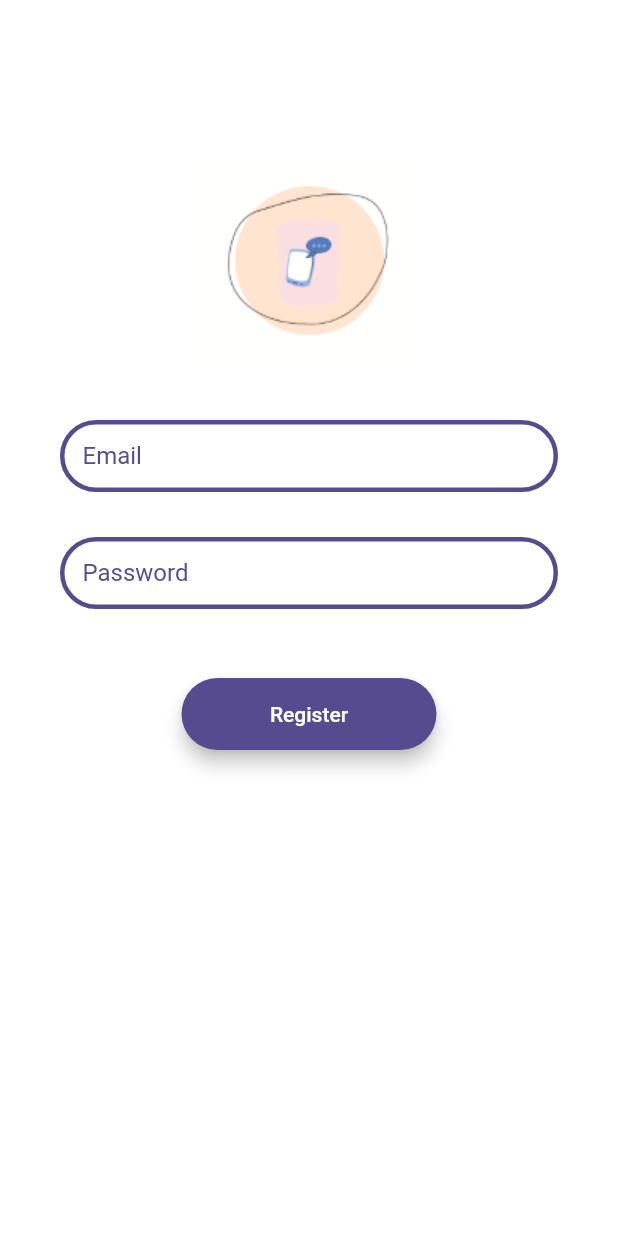
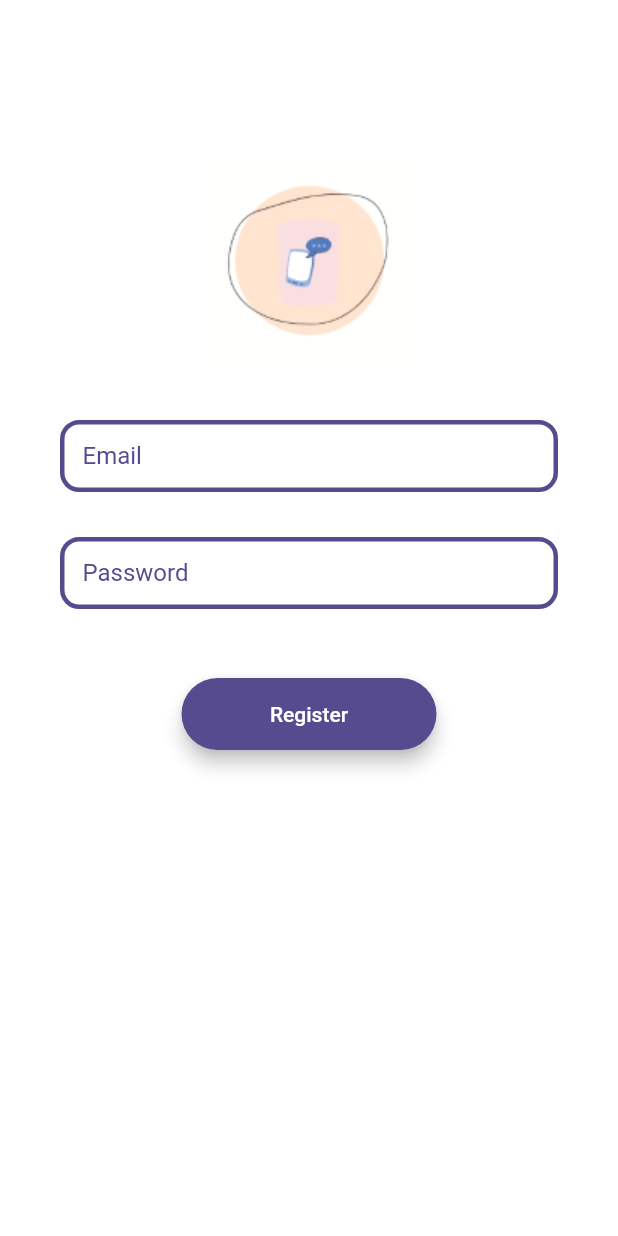
Before and after one commit to emineinan/Flutter-Firebase, a Flutter app: the screen it shows after launch, after a tap on "Register", on a phone screen of 412 x 824 dp. Run offline on Flutter 3.47's test engine with Material 2 defaults, Android fonts, the phone set to English and light mode, and no system bars; our stand-ins replace animated_text_kit, cloud_firestore, firebase_auth, flutter_spinkit; missing offline and left inert: image_fade; accounts and stored records are empty.

Commit message:
tween animation is added.

```diff
--- a/chat_app/lib/screens/register_screen.dart
+++ b/chat_app/lib/screens/register_screen.dart
@@ -7,7 +7,27 @@ class RegisterScreen extends StatefulWidget {
   _RegisterScreenState createState() => _RegisterScreenState();
 }
 
-class _RegisterScreenState extends State<RegisterScreen> {
+class _RegisterScreenState extends State<RegisterScreen>
+    with SingleTickerProviderStateMixin {
+  AnimationController controller;
+  Animation animationBorder;
+  Animation animationColor;
+
+  @override
+  void initState() {
+    super.initState();
+    controller = AnimationController(
+        vsync: this, duration: Duration(seconds: 5), value: 0.2);
+
+    animationBorder = BorderRadiusTween(
+            begin: BorderRadius.circular(0.0), end: BorderRadius.circular(32.0))
+        .animate(controller);
+    controller.forward();
+    controller.addListener(() {
+      setState(() {});
+    });
+  }
+
   @override
   Widget build(BuildContext context) {
     return Scaffold(
@@ -37,14 +57,14 @@ class _RegisterScreenState extends State<RegisterScreen> {
                     contentPadding:
                         EdgeInsets.symmetric(vertical: 10.0, horizontal: 15.0),
                     border: OutlineInputBorder(
-                      borderRadius: BorderRadius.all(Radius.circular(32)),
+                      borderRadius: animationBorder.value,
                     ),
                     enabledBorder: OutlineInputBorder(
                       borderSide: BorderSide(
                         width: 3,
                         color: Color(0xFF574b90),
                       ),
-                      borderRadius: BorderRadius.all(Radius.circular(32)),
+                      borderRadius: animationBorder.value,
                     )),
               ),
               SizedBox(
@@ -59,14 +79,14 @@ class _RegisterScreenState extends State<RegisterScreen> {
                     contentPadding:
                         EdgeInsets.symmetric(vertical: 10.0, horizontal: 15.0),
                     border: OutlineInputBorder(
-                      borderRadius: BorderRadius.all(Radius.circular(32)),
+                      borderRadius: animationBorder.value,
                     ),
                     enabledBorder: OutlineInputBorder(
                       borderSide: BorderSide(
                         width: 3,
                         color: Color(0xFF574b90),
                       ),
-                      borderRadius: BorderRadius.all(Radius.circular(32)),
+                      borderRadius: animationBorder.value,
                     )),
               ),
               SizedBox(
```
